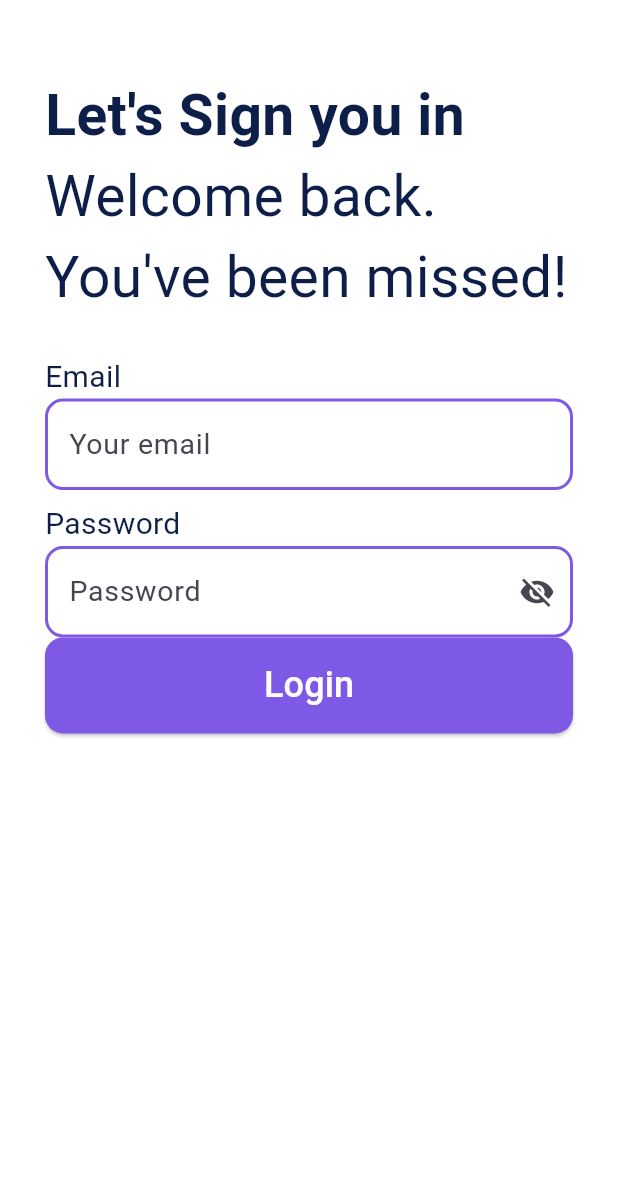
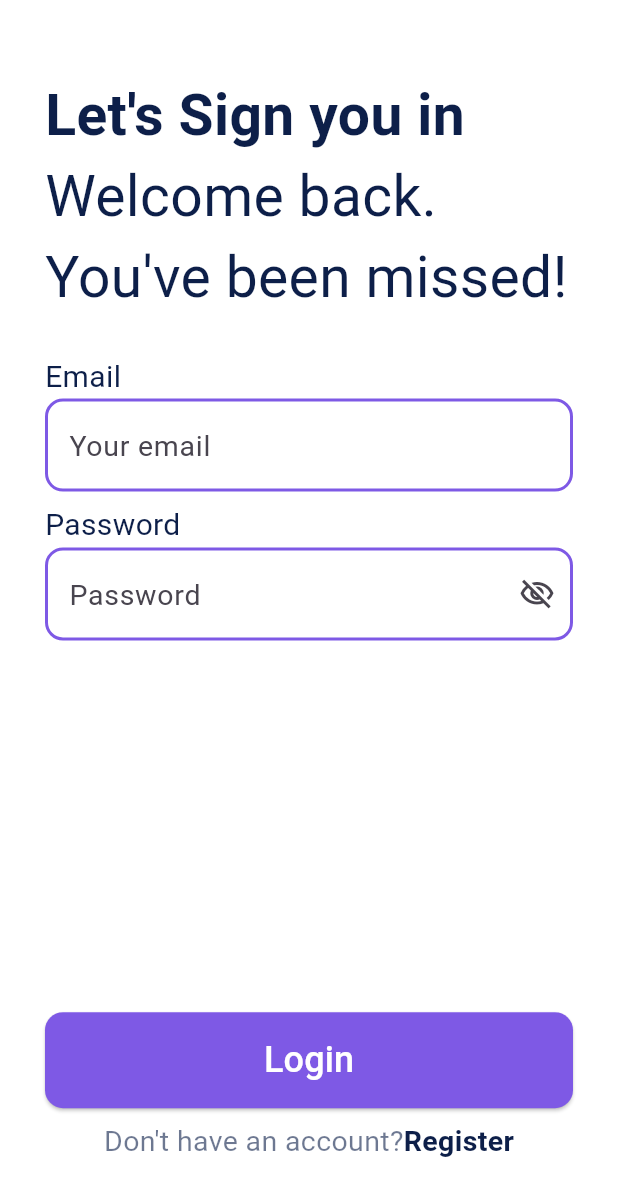
Before and after one commit to osamaabdo536/ATW-Training-App, a Flutter app: the screen it shows after launch, on a phone screen of 412 x 824 dp. Shown: the top 1196 px of the screen. Run offline on Flutter 3.47's test engine with Material 3 defaults, Android fonts, the light colour scheme and no system bars.

Commit message:
refactor login view body.

```diff
--- a/lib/feature/auth/login/presentation/views/login_view.dart
+++ b/lib/feature/auth/login/presentation/views/login_view.dart
@@ -6,6 +6,6 @@ class LoginView extends StatelessWidget {
 
   @override
   Widget build(BuildContext context) {
-    return LoginViewBody();
+    return const LoginViewBody();
   }
 }
--- a/lib/feature/auth/login/presentation/views/widgets/custom_text_form_filed.dart
+++ b/lib/feature/auth/login/presentation/views/widgets/custom_text_form_filed.dart
@@ -45,6 +45,9 @@ class CustomTextFormFiled extends StatelessWidget {
           fontSize: 19,
         ),
       ),
+      style: const TextStyle(
+        fontSize: 20
+      ),
       keyboardType: keyBoardType,
       obscureText: isObscure,
       validator: validator,
--- a/lib/feature/auth/login/presentation/views/widgets/login_view_body.dart
+++ b/lib/feature/auth/login/presentation/views/widgets/login_view_body.dart
@@ -1,10 +1,8 @@
-import 'package:atw/feature/auth/login/presentation/views/widgets/password_validation.dart';
+import 'package:atw/feature/auth/login/presentation/views/widgets/lower_section.dart';
 import 'package:atw/feature/auth/login/presentation/views/widgets/text_widget.dart';
+import 'package:atw/feature/auth/login/presentation/views/widgets/upper_section.dart';
 import 'package:flutter/material.dart';
-import '../../../../../../constants.dart';
 import 'custom_elevated_button.dart';
-import 'custom_text_form_filed.dart';
-import 'email_validation.dart';
 
 class LoginViewBody extends StatefulWidget {
   const LoginViewBody({super.key});
@@ -14,76 +12,18 @@ class LoginViewBody extends StatefulWidget {
 }
 
 class _LoginViewBodyState extends State<LoginViewBody> {
-  final emailController = TextEditingController();
-  final passwordController = TextEditingController();
-  bool isVisible = true;
-
   @override
   Widget build(BuildContext context) {
-    return SafeArea(
+    return const SafeArea(
       child: Scaffold(
         backgroundColor: Colors.white,
         body: Padding(
-          padding: const EdgeInsets.symmetric(vertical: 50, horizontal: 30),
+          padding: EdgeInsets.symmetric(vertical: 50, horizontal: 30),
           child: Column(
-            crossAxisAlignment: CrossAxisAlignment.stretch,
+            mainAxisAlignment: MainAxisAlignment.spaceBetween,
             children: [
-              const TextWidget(
-                  text: "Let's Sign you in",
-                  size: 38,
-                  fontWeight: FontWeight.w600),
-              const TextWidget(
-                  text: "Welcome back.", size: 38, fontWeight: FontWeight.w400),
-              const TextWidget(
-                  text: "You've been missed!",
-                  size: 38,
-                  fontWeight: FontWeight.w400),
-              SizedBox(
-                height: MediaQuery.of(context).size.height * 0.03,
-              ),
-              Form(
-                child: Column(
-                  crossAxisAlignment: CrossAxisAlignment.start,
-                  children: [
-                    const TextWidget(
-                      text: "Email",
-                      size: 20,
-                      fontWeight: FontWeight.w400,
-                    ),
-                    CustomTextFormFiled(
-                      hintText: "Your email",
-                      validator: emailValidation,
-                      controller: emailController,
-                    ),
-                    SizedBox(
-                      height: MediaQuery.of(context).size.height * 0.01,
-                    ),
-                    const TextWidget(
-                      text: "Password",
-                      size: 20,
-                      fontWeight: FontWeight.w400,
-                    ),
-                    CustomTextFormFiled(
-                      hintText: "Password",
-                      controller: passwordController,
-                      validator: passwordValidation,
-                      isObscure: isVisible,
-                      icon: IconButton(
-                        onPressed: () {
-                          setState(() {
-                            isVisible = !isVisible;
-                            setState(() {});
-                          });
-                        },
-                        icon: Icon(
-                          isVisible ? Icons.visibility_off : Icons.visibility,
-                        ),
-                      ),
-                    ),
-                  ],
-                ),
-              ),
-              const CustomElevatedButton(),
+              UpperSection(),
+              LowerSection(),
             ],
           ),
         ),
--- /dev/null
+++ b/lib/feature/auth/login/presentation/views/widgets/lower_section.dart
@@ -0,0 +1,42 @@
+import 'package:atw/feature/auth/login/presentation/views/widgets/text_widget.dart';
+import 'package:flutter/material.dart';
+
+import 'custom_elevated_button.dart';
+
+class LowerSection extends StatelessWidget {
+  const LowerSection({super.key});
+
+  @override
+  Widget build(BuildContext context) {
+    return Column(
+      crossAxisAlignment: CrossAxisAlignment.stretch,
+      children: [
+        const CustomElevatedButton(),
+        SizedBox(
+          height: MediaQuery.of(context).size.height*0.01,
+        ),
+        Row(
+          mainAxisAlignment: MainAxisAlignment.center,
+          children: [
+            const Opacity(
+              opacity: 0.6,
+              child: TextWidget(
+                text: "Don't have an account?",
+                size: 19,
+                fontWeight: FontWeight.w400,
+              ),
+            ),
+            InkWell(
+              onTap: (){},
+              child: const TextWidget(
+                text: "Register",
+                size: 19,
+                fontWeight: FontWeight.w600,
+              ),
+            ),
+          ],
+        ),
+      ],
+    );
+  }
+}
--- /dev/null
+++ b/lib/feature/auth/login/presentation/views/widgets/upper_section.dart
@@ -0,0 +1,83 @@
+import 'package:atw/feature/auth/login/presentation/views/widgets/password_validation.dart';
+import 'package:atw/feature/auth/login/presentation/views/widgets/text_widget.dart';
+import 'package:flutter/material.dart';
+
+import 'custom_text_form_filed.dart';
+import 'email_validation.dart';
+
+class UpperSection extends StatefulWidget {
+  const UpperSection({super.key});
+
+  @override
+  State<UpperSection> createState() => _UpperSectionState();
+}
+
+class _UpperSectionState extends State<UpperSection> {
+  final emailController = TextEditingController();
+  final passwordController = TextEditingController();
+  bool isVisible = true;
+
+  @override
+  Widget build(BuildContext context) {
+    return Column(
+      crossAxisAlignment: CrossAxisAlignment.start,
+      children: [
+        const TextWidget(
+            text: "Let's Sign you in",
+            size: 38,
+            fontWeight: FontWeight.w600),
+        const TextWidget(
+            text: "Welcome back.", size: 38, fontWeight: FontWeight.w400),
+        const TextWidget(
+            text: "You've been missed!",
+            size: 38,
+            fontWeight: FontWeight.w400),
+        SizedBox(
+          height: MediaQuery.of(context).size.height * 0.03,
+        ),
+        Form(
+          child: Column(
+            crossAxisAlignment: CrossAxisAlignment.start,
+            children: [
+              const TextWidget(
+                text: "Email",
+                size: 20,
+                fontWeight: FontWeight.w400,
+              ),
+              CustomTextFormFiled(
+                hintText: "Your email",
+                validator: emailValidation,
+                controller: emailController,
+              ),
+              SizedBox(
+                height: MediaQuery.of(context).size.height * 0.01,
+              ),
+              const TextWidget(
+                text: "Password",
+                size: 20,
+                fontWeight: FontWeight.w400,
+              ),
+              CustomTextFormFiled(
+                hintText: "Password",
+                controller: passwordController,
+                validator: passwordValidation,
+                isObscure: isVisible,
+                icon: IconButton(
+                  onPressed: () {
+                    setState(() {
+                      isVisible = !isVisible;
+                      setState(() {});
+                    });
+                  },
+                  icon: Icon(
+                    isVisible ? Icons.visibility_off_outlined : Icons.visibility_outlined,
+                  ),
+                ),
+              ),
+            ],
+          ),
+        ),
+      ],
+    );
+  }
+}
```
Also changed, not shown: lib/feature/auth/login/presentation/views/widgets/text_widget.dart (+8 -6 lines).
